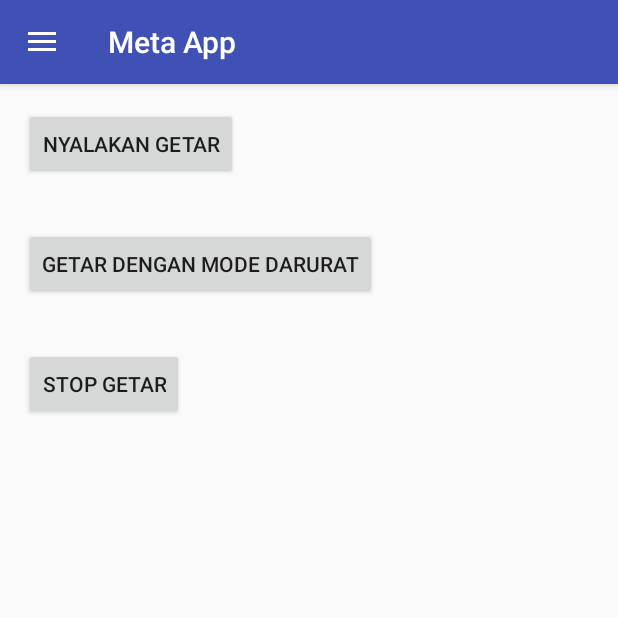
After one commit to mzennis/project-semester5, an Android app: the fragment VibrateFragment placed in its activity, on a phone screen of 412 x 824 dp, the top half of it. The commit adds this screen. Run offline under Robolectric (Android 15) with nearby library versions, the phone set to English and light mode, and no system bars.

Commit message:
add vibrate

```diff
--- a/app/src/main/AndroidManifest.xml
+++ b/app/src/main/AndroidManifest.xml
@@ -1,6 +1,8 @@
 <?xml version="1.0" encoding="utf-8"?>
 <manifest xmlns:android="http://schemas.android.com/apk/res/android"
     package="id.mzennis.myapplication">
+
+    <uses-permission android:name="android.permission.VIBRATE"/>
 
     <application
         android:allowBackup="true"
--- a/app/src/main/java/id/mzennis/myapplication/MainActivity.java
+++ b/app/src/main/java/id/mzennis/myapplication/MainActivity.java
@@ -68,6 +68,9 @@ public class MainActivity extends AppCompatActivity implements NavigationView.On
         } else if (id == R.id.nav_stopwatch) {
             setTitle("Stopwatch");
             fragment = StopwatchFragment.newInstance();
+        } else if (id == R.id.nav_vibrate) {
+            setTitle("Vibrate");
+            fragment = VibrateFragment.newInstance();
         }
         drawer.closeDrawer(GravityCompat.START);
 
--- /dev/null
+++ b/app/src/main/java/id/mzennis/myapplication/VibrateFragment.java
@@ -0,0 +1,64 @@
+package id.mzennis.myapplication;
+
+import android.content.Context;
+import android.os.Bundle;
+import android.os.Vibrator;
+import android.support.annotation.Nullable;
+import android.support.v4.app.Fragment;
+import android.view.LayoutInflater;
+import android.view.View;
+import android.view.ViewGroup;
+import android.widget.Button;
+
+/**
+ * Created by meta on 17/04/18.
+ */
+
+public class VibrateFragment extends Fragment {
+
+    public static VibrateFragment newInstance() {
+        return new VibrateFragment();
+    }
+
+    private Vibrator vibrator;
+
+    @Override
+    public void onCreate(@Nullable Bundle savedInstanceState) {
+        super.onCreate(savedInstanceState);
+
+        vibrator = (Vibrator) getActivity().getSystemService(Context.VIBRATOR_SERVICE);
+    }
+
+    @Nullable
+    @Override
+    public View onCreateView(LayoutInflater inflater, @Nullable ViewGroup container, @Nullable Bundle savedInstanceState) {
+        View view = inflater.inflate(R.layout.fragment_vibrate, container, false);
+
+        Button btnVibrate = view.findViewById(R.id.btn_vibrate);
+        btnVibrate.setOnClickListener(new View.OnClickListener() {
+            @Override
+            public void onClick(View v) {
+                vibrator.vibrate(7000);
+            }
+        });
+
+        Button btnEmergency = view.findViewById(R.id.btn_emergency);
+        btnEmergency.setOnClickListener(new View.OnClickListener() {
+            @Override
+            public void onClick(View v) {
+                long pattern[] = {60,120,180,240,300,360,420,480};
+                vibrator.vibrate(pattern, 1);
+            }
+        });
+
+        Button btnStop = view.findViewById(R.id.btn_stop);
+        btnStop.setOnClickListener(new View.OnClickListener() {
+            @Override
+            public void onClick(View v) {
+                vibrator.cancel();
+            }
+        });
+
+        return view;
+    }
+}
--- /dev/null
+++ b/app/src/main/res/layout/fragment_vibrate.xml
@@ -0,0 +1,30 @@
+<?xml version="1.0" encoding="utf-8"?>
+<RelativeLayout xmlns:android="http://schemas.android.com/apk/res/android"
+    android:layout_width="match_parent"
+    android:layout_height="match_parent"
+    android:orientation="vertical">
+
+    <Button
+        android:id="@+id/btn_vibrate"
+        android:layout_width="wrap_content"
+        android:layout_height="wrap_content"
+        android:layout_margin="16dp"
+        android:text="Nyalakan getar"/>
+
+    <Button
+        android:layout_below="@+id/btn_vibrate"
+        android:id="@+id/btn_emergency"
+        android:layout_width="wrap_content"
+        android:layout_height="wrap_content"
+        android:text="Getar dengan mode darurat"
+        android:layout_margin="16dp"/>
+
+    <Button
+        android:layout_below="@+id/btn_emergency"
+        android:id="@+id/btn_stop"
+        android:layout_width="wrap_content"
+        android:layout_height="wrap_content"
+        android:layout_margin="16dp"
+        android:text="Stop getar"/>
+
+</RelativeLayout>
--- a/app/src/main/res/menu/activity_main_drawer.xml
+++ b/app/src/main/res/menu/activity_main_drawer.xml
@@ -20,6 +20,10 @@
             android:id="@+id/nav_stopwatch"
             android:icon="@drawable/ic_stopwatch"
             android:title="Stopwatch" />
+        <item
+            android:id="@+id/nav_vibrate"
+            android:icon="@drawable/ic_vibrate"
+            android:title="Vibrate" />
     </group>
 
 </menu>
```
Also changed, not shown: app/src/main/res/drawable/ic_vibrate.png (added).
